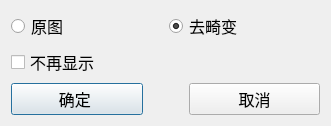
Old version of the form gui/save_gui.ui in the repository rawnam/Xema.
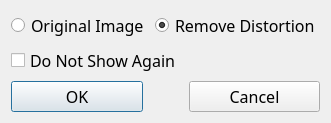
New version of the form.

What changed in the file:
```diff
--- a/gui/save_gui.ui
+++ b/gui/save_gui.ui
@@ -25,14 +25,14 @@
      <item>
       <widget class="QRadioButton" name="radioButton_orgin">
        <property name="text">
-        <string>原图</string>
+        <string>Original Image</string>
        </property>
       </widget>
      </item>
      <item>
       <widget class="QRadioButton" name="radioButton_undistort">
        <property name="text">
-        <string>去畸变</string>
+        <string>Remove Distortion</string>
        </property>
        <property name="checked">
         <bool>true</bool>
@@ -44,7 +44,7 @@
    <item>
     <widget class="QCheckBox" name="checkBox_show">
      <property name="text">
-      <string>不再显示</string>
+      <string>Do Not Show Again</string>
      </property>
     </widget>
    </item>
@@ -53,7 +53,7 @@
      <item>
       <widget class="QPushButton" name="pushButton_ok">
        <property name="text">
-        <string>确定 </string>
+        <string>OK</string>
        </property>
       </widget>
      </item>
@@ -73,7 +73,7 @@
      <item>
       <widget class="QPushButton" name="pushButton_cancel">
        <property name="text">
-        <string>取消</string>
+        <string>Cancel</string>
        </property>
       </widget>
      </item>
```
Left out of the diff: 2 changed lines with no effect on the pictures.
